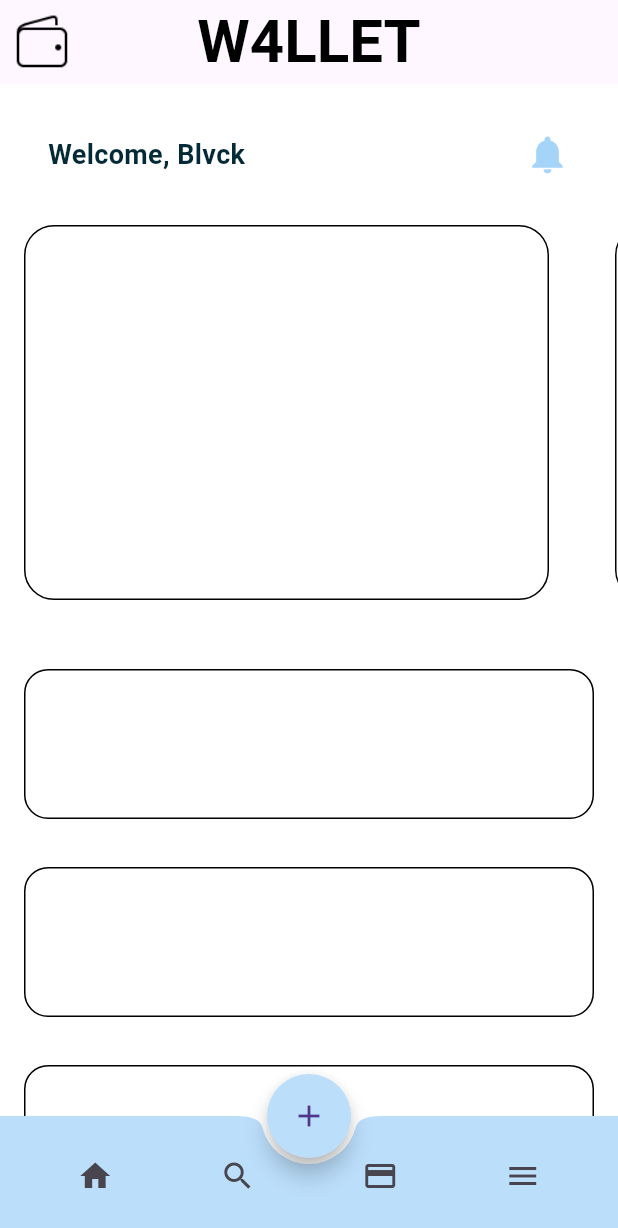
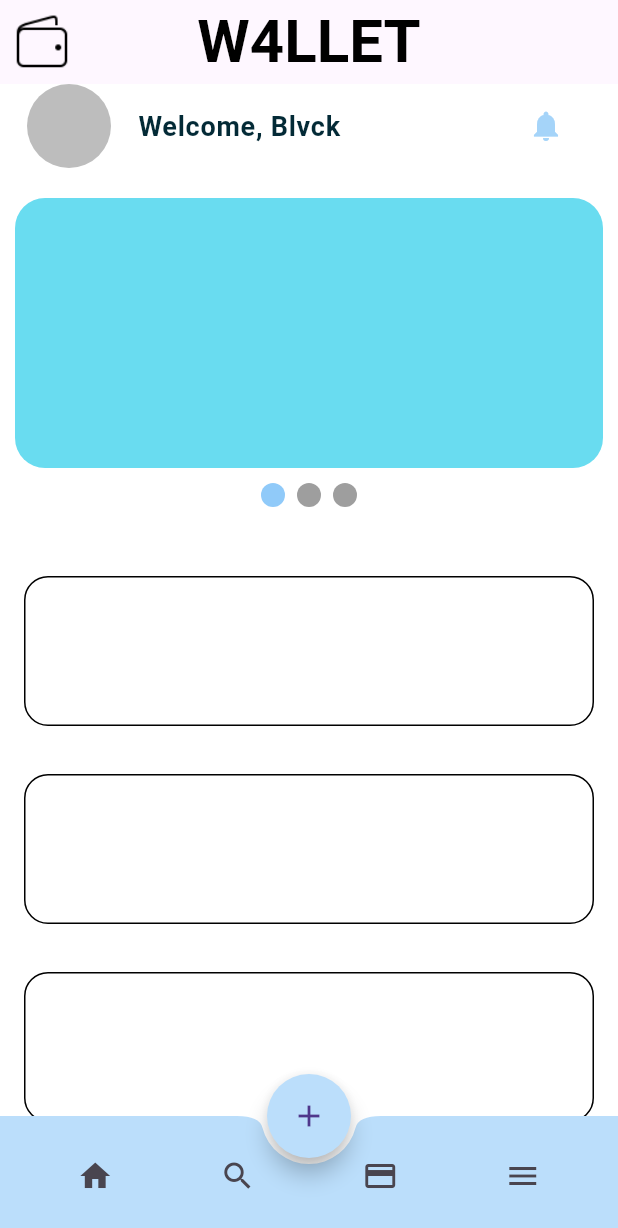
Before and after one commit to ManifestJosh/mobile_payment_platform, a Flutter app: the screen it shows after launch, after a tap on "Skip", after a tap on "Let me in", on a phone screen of 412 x 824 dp. Shown: the top 1228 px of the screen. Run offline on Flutter 3.47's test engine with Material 3 defaults, Android fonts, the phone set to English and light mode, and no system bars; drawn by our look-alikes of smooth_page_indicator.

Commit message:
Added other pages

```diff
--- a/lib/Homepage/firstPage.dart
+++ b/lib/Homepage/firstPage.dart
@@ -1,5 +1,6 @@
 import 'package:flutter/material.dart';
 import 'package:mobile_payment_platform/Homepage/homepage.dart';
+import 'package:mobile_payment_platform/styles.dart';
 import 'package:smooth_page_indicator/smooth_page_indicator.dart';
 
 class OnBoardingScreen extends StatefulWidget {
@@ -29,7 +30,21 @@ class _OnBoardingScreenState extends State<OnBoardingScreen> {
           children: [
             Container(color: Colors.white),
             Container(color: Colors.blue.shade200),
-            Container(color: Colors.blue.shade400)
+            Container(
+              alignment: Alignment(0, 0.5),
+              color: Colors.blue.shade400,
+              child: Column(
+                mainAxisAlignment: MainAxisAlignment.center,
+                children: [
+                  Text(
+                    "Welcome To W4LLET !",
+                    textAlign: TextAlign.center,
+                    style: headingTextStyle.copyWith(
+                        color: Color.fromARGB(255, 208, 235, 246)),
+                  ),
+                ],
+              ),
+            )
           ],
         ),
         Container(
--- a/lib/Homepage/homepage.dart
+++ b/lib/Homepage/homepage.dart
@@ -1,12 +1,19 @@
 import 'package:flutter/material.dart';
+import 'package:mobile_payment_platform/routes/notificationpage.dart';
+import 'package:mobile_payment_platform/routes/payment.dart';
+import 'package:mobile_payment_platform/routes/searchbar.dart';
 
 import 'package:mobile_payment_platform/styles.dart';
+import 'package:smooth_page_indicator/smooth_page_indicator.dart';
+
+import '../routes/Menupage.dart';
 
 class Homepage extends StatelessWidget {
   const Homepage({super.key});
 
   @override
   Widget build(BuildContext context) {
+    PageController _controller = PageController();
     String username = "Blvck";
     return LayoutBuilder(builder: (context, constraints) {
       return Scaffold(
@@ -23,43 +30,56 @@ class Homepage extends StatelessWidget {
             ),
           ),
         ),
-        body: Column(
-          children: [
-            Padding(
-              padding: const EdgeInsets.all(32.0),
-              child: Row(
-                children: <Widget>[
-                  Text(
+        body: Column(children: [
+          ListTile(
+            title: Text(
               "Welcome, $username",
               style: accountHeadTextStyle,
             ),
-                  const Spacer(),
-                  const Icon(
-                    Icons.notifications,
+            leading: CircleAvatar(
+              radius: 30,
+              backgroundColor: Colors.black26,
+            ),
+            trailing: IconButton(
+              icon: Icon(Icons.notifications),
+              onPressed: () {
+                Navigator.push(
+                    context,
+                    MaterialPageRoute(
+                        builder: (context) => NotificationPage()));
+              },
               color: Color.fromARGB(255, 165, 212, 249),
-                    size: 30,
-                  )
-                ],
             ),
           ),
-            GestureDetector(
-              child: SizedBox(
-                height: 250,
-                child: ListView(
-                  scrollDirection: Axis.horizontal,
-                  children: [
-                    HorizontalTile(),
+          const SizedBox(
+            height: 10,
+          ),
           SizedBox(
-                      width: 12,
-                    ),
-                    HorizontalTile(),
-                    SizedBox(
-                      width: 12,
-                    ),
-                    HorizontalTile(),
-                  ],
+            height: 200,
+            child: PageView.builder(
+              controller: _controller,
+              itemCount: 3,
+              itemBuilder: (_, index) => Container(
+                height: 300,
+                margin: const EdgeInsets.all(10),
+                decoration: BoxDecoration(
+                  color: Color.fromARGB(255, 105, 220, 240),
+                  borderRadius: BorderRadius.circular(20),
                 ),
               ),
+            ),
+          ),
+          Column(
+            crossAxisAlignment: CrossAxisAlignment.center,
+            children: [
+              SmoothPageIndicator(
+                controller: _controller,
+                count: 3,
+                effect: WormEffect(
+                    activeDotColor:
+                        Colors.blue.shade200), // your preferred effect
+              ),
+            ],
           ),
           SizedBox(
             height: 30,
@@ -78,9 +98,8 @@ class Homepage extends StatelessWidget {
                 );
               },
             ),
-            )
-          ],
           ),
+        ]),
         bottomNavigationBar: BottomAppBar(
           color: Colors.blue.shade100,
           shape: const CircularNotchedRectangle(),
@@ -93,15 +112,26 @@ class Homepage extends StatelessWidget {
                 ),
                 IconButton(
                   icon: Icon(Icons.search),
-                  onPressed: () {},
+                  onPressed: () {
+                    showSearch(
+                      context: context,
+                      delegate: CustomSearchDelegate(),
+                    );
+                  },
                 ),
                 IconButton(
                   icon: Icon(Icons.payment),
-                  onPressed: () {},
+                  onPressed: () {
+                    Navigator.push(context,
+                        MaterialPageRoute(builder: (context) => PaymentPage()));
+                  },
                 ),
                 IconButton(
                   icon: Icon(Icons.menu),
-                  onPressed: () {},
+                  onPressed: () {
+                    Navigator.push(context,
+                        MaterialPageRoute(builder: (context) => MenuPage()));
+                  },
                 ),
               ]),
         ),
--- /dev/null
+++ b/lib/routes/searchbar.dart
@@ -0,0 +1,68 @@
+import 'package:flutter/material.dart';
+
+class CustomSearchDelegate extends SearchDelegate {
+  List<String> searchTerms = [
+    'Bitcoin',
+    'Solana',
+    'Ethereum',
+    'XRP',
+    'BNB',
+    'Nibiru'
+  ];
+  @override
+  List<Widget>? buildActions(BuildContext context) {
+    return [
+      IconButton(
+        onPressed: () {
+          query = '';
+        },
+        icon: const Icon(Icons.clear),
+      )
+    ];
+  }
+
+  @override
+  Widget? buildLeading(BuildContext context) {
+    return IconButton(
+        onPressed: () {
+          close(context, null);
+        },
+        icon: Icon(Icons.arrow_back));
+  }
+
+  @override
+  Widget buildResults(BuildContext context) {
+    List<String> matchQuery = [];
+    for (var coins in searchTerms) {
+      if (coins.toLowerCase().contains(query.toLowerCase())) {
+        matchQuery.add(coins);
+      }
+    }
+    return ListView.builder(
+        itemCount: matchQuery.length,
+        itemBuilder: (context, index) {
+          var result = matchQuery[index];
+          return ListTile(
+            title: Text(result),
+          );
+        });
+  }
+
+  @override
+  Widget buildSuggestions(BuildContext context) {
+    List<String> matchQuery = [];
+    for (var coins in searchTerms) {
+      if (coins.toLowerCase().contains(query.toLowerCase())) {
+        matchQuery.add(coins);
+      }
+    }
+    return ListView.builder(
+        itemCount: matchQuery.length,
+        itemBuilder: (context, index) {
+          var result = matchQuery[index];
+          return ListTile(
+            title: Text(result),
+          );
+        });
+  }
+}
```
Also changed, not shown: lib/routes/Menupage.dart (added, +38 -0 lines), lib/routes/notificationpage.dart (added, +14 -0 lines), lib/routes/payment.dart (added, +12 -0 lines). Lines whose indentation alone changed are shown as unchanged.
